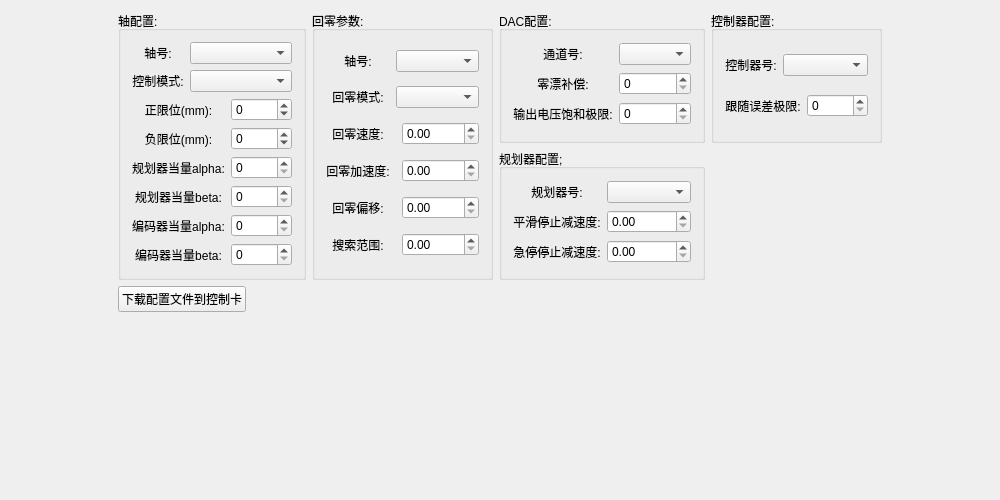
This is GTSSimpleController/Widget/ConfigWidget.ui in whisper512/GTS as Qt 5 draws it before an edit. The edited form follows.
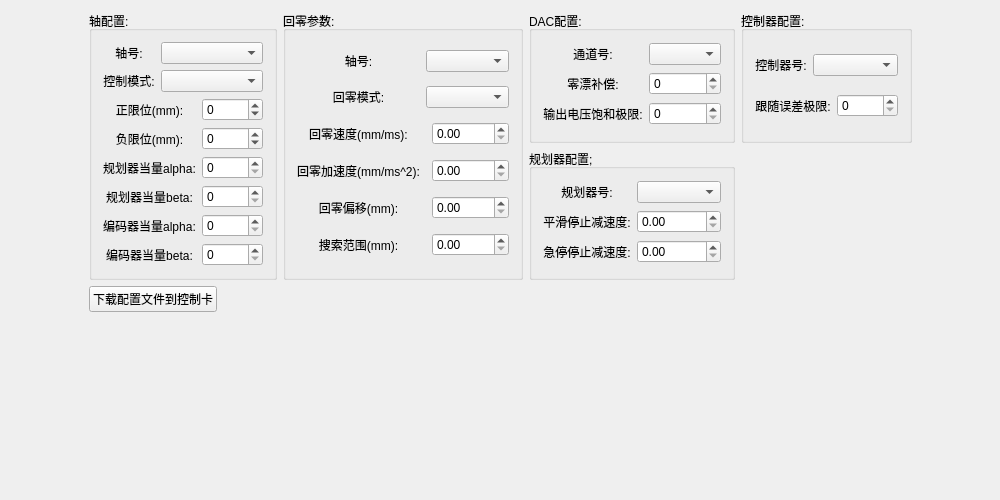
This is the edited form.

Commit message: 修改回零运动和刷新频率

The edit to the form file:
```diff
--- a/GTSSimpleController/Widget/ConfigWidget.ui
+++ b/GTSSimpleController/Widget/ConfigWidget.ui
@@ -237,7 +237,7 @@
            <item row="5" column="0">
             <widget class="QLabel" name="label_homeRange">
              <property name="text">
-              <string>搜索范围:</string>
+              <string>搜索范围(mm):</string>
              </property>
              <property name="alignment">
               <set>Qt::AlignCenter</set>
@@ -247,7 +247,7 @@
            <item row="2" column="0">
             <widget class="QLabel" name="label_homeVel">
              <property name="text">
-              <string>回零速度:</string>
+              <string>回零速度(mm/ms):</string>
              </property>
              <property name="alignment">
               <set>Qt::AlignCenter</set>
@@ -257,7 +257,7 @@
            <item row="3" column="0">
             <widget class="QLabel" name="label_homeAcc">
              <property name="text">
-              <string>回零加速度:</string>
+              <string>回零加速度(mm/ms^2):</string>
              </property>
              <property name="alignment">
               <set>Qt::AlignCenter</set>
@@ -267,7 +267,7 @@
            <item row="4" column="0">
             <widget class="QLabel" name="label_homeOffset">
              <property name="text">
-              <string>回零偏移:</string>
+              <string>回零偏移(mm):</string>
              </property>
              <property name="alignment">
               <set>Qt::AlignCenter</set>
```
The commit also changes 4 other files.
